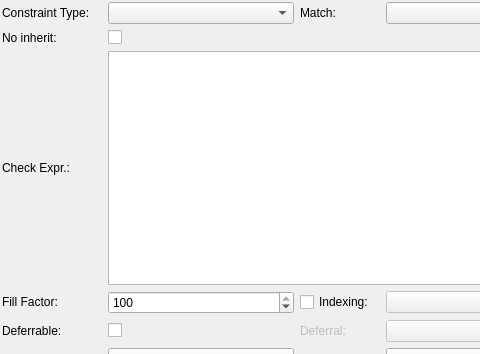
Above: libpgmodeler_ui/ui/constraintwidget.ui from pgmodeler/pgmodeler before the change; both pictures show x 0 to 480 and y 0 to 354 of the 574 by 649 pixel window. Below: the same form after it.
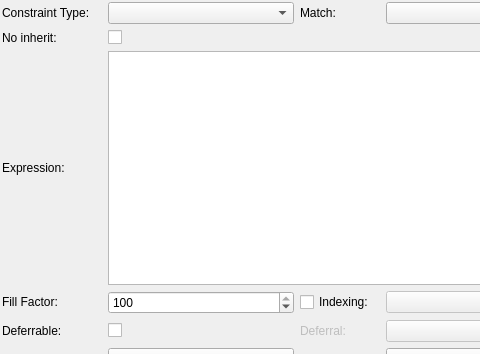
That is the form after the change.

Commit message:
Made visible the field related to predicate expression on ConstraintWidget (issue #458)
Renamed the setCheckExpression and getCheckExpression methods to
setExpression and getExpression because the expression is used either
for check and exclude constraints.

The edit to the form file:
```diff
--- a/libpgmodeler_ui/ui/constraintwidget.ui
+++ b/libpgmodeler_ui/ui/constraintwidget.ui
@@ -126,7 +126,7 @@
       </size>
      </property>
      <property name="text">
-      <string>Check Expr.:</string>
+      <string>Expression:</string>
      </property>
     </widget>
    </item>
```
Left out of the diff: 6 changed lines with no effect on the pictures. The commit also changes 5 other files.
